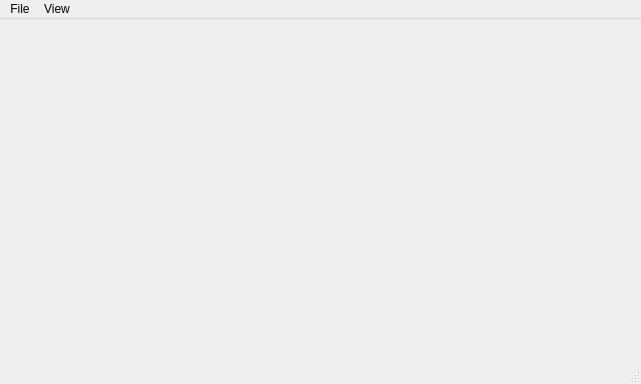
Old version of the form src/v4l2-test-gui/mainwindow.ui in the repository pmliquify/v4l2-test-gui.
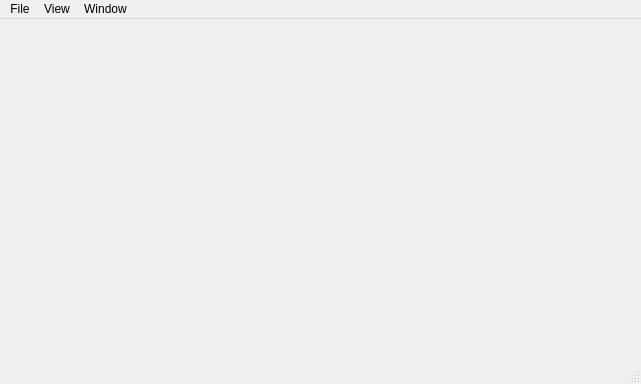
New version of the form.

Commit message: Added feature to set main window stay allways on top

Patch:
```diff
--- a/src/v4l2-test-gui/mainwindow.ui
+++ b/src/v4l2-test-gui/mainwindow.ui
@@ -39,8 +39,15 @@
     </property>
     <addaction name="actionSaveImage"/>
    </widget>
+   <widget class="QMenu" name="menuWindow">
+    <property name="title">
+     <string>Window</string>
+    </property>
+    <addaction name="actionAllwaysOnTop"/>
+   </widget>
    <addaction name="menuFile"/>
    <addaction name="menuView"/>
+   <addaction name="menuWindow"/>
   </widget>
   <widget class="QStatusBar" name="statusbar"/>
   <action name="actionShowRaw">
```
Left out of the diff: 11 changed lines with no effect on the pictures. The commit also changes 2 other files.
